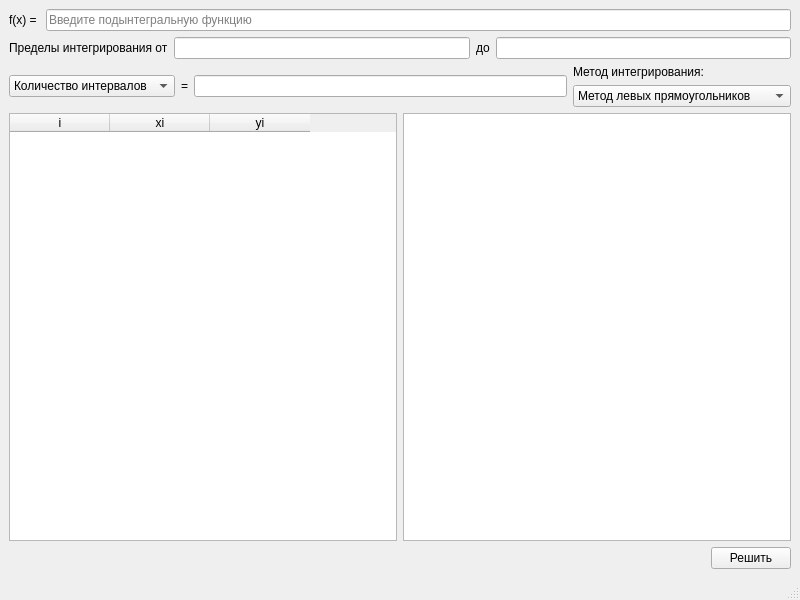
This is mainwindow.ui in CMOxygen/super-calculator as Qt 5 draws it before an edit. The edited form follows.
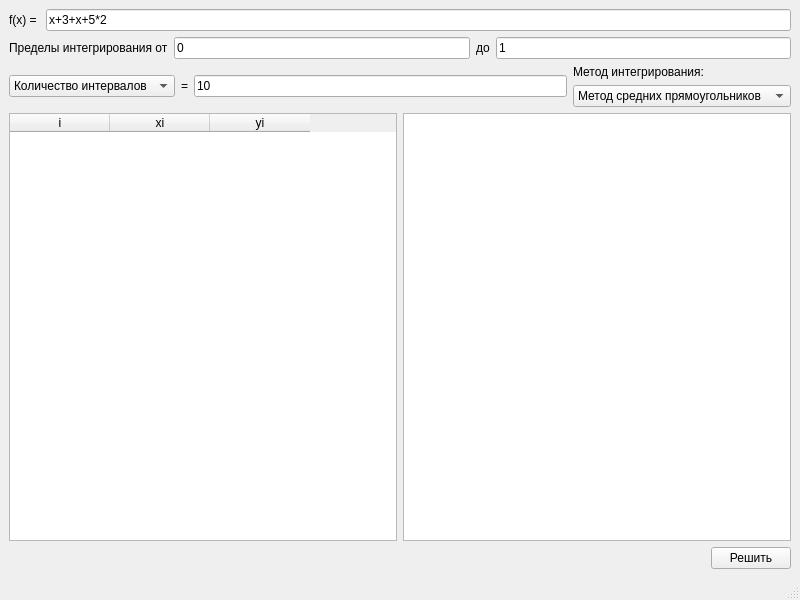
This is the edited form.

What changed in the file:
```diff
--- a/mainwindow.ui
+++ b/mainwindow.ui
@@ -32,6 +32,9 @@
         <property name="inputMask">
          <string/>
         </property>
+        <property name="text">
+         <string>x+3+x+5*2</string>
+        </property>
         <property name="maxLength">
          <number>30</number>
         </property>
@@ -55,7 +58,11 @@
        </widget>
       </item>
       <item>
-       <widget class="QLineEdit" name="bottomLimitEdit"/>
+       <widget class="QLineEdit" name="bottomLimitEdit">
+        <property name="text">
+         <string>0</string>
+        </property>
+       </widget>
       </item>
       <item>
        <widget class="QLabel" name="limitsLabel2">
@@ -65,7 +72,11 @@
        </widget>
       </item>
       <item>
-       <widget class="QLineEdit" name="topLimitEdit"/>
+       <widget class="QLineEdit" name="topLimitEdit">
+        <property name="text">
+         <string>1</string>
+        </property>
+       </widget>
       </item>
      </layout>
     </item>
@@ -95,7 +106,11 @@
          </widget>
         </item>
         <item>
-         <widget class="QLineEdit" name="stepSizeEdit"/>
+         <widget class="QLineEdit" name="stepSizeEdit">
+          <property name="text">
+           <string>10</string>
+          </property>
+         </widget>
         </item>
        </layout>
       </item>
@@ -110,11 +125,9 @@
         </item>
         <item>
          <widget class="QComboBox" name="integrationMethodBox">
-          <item>
-           <property name="text">
-            <string>Метод левых прямоугольников</string>
-           </property>
-          </item>
+          <property name="currentIndex">
+           <number>0</number>
+          </property>
           <item>
            <property name="text">
             <string>Метод средних прямоугольников</string>
```
Left out of the diff: 5 changed lines with no effect on the pictures.
